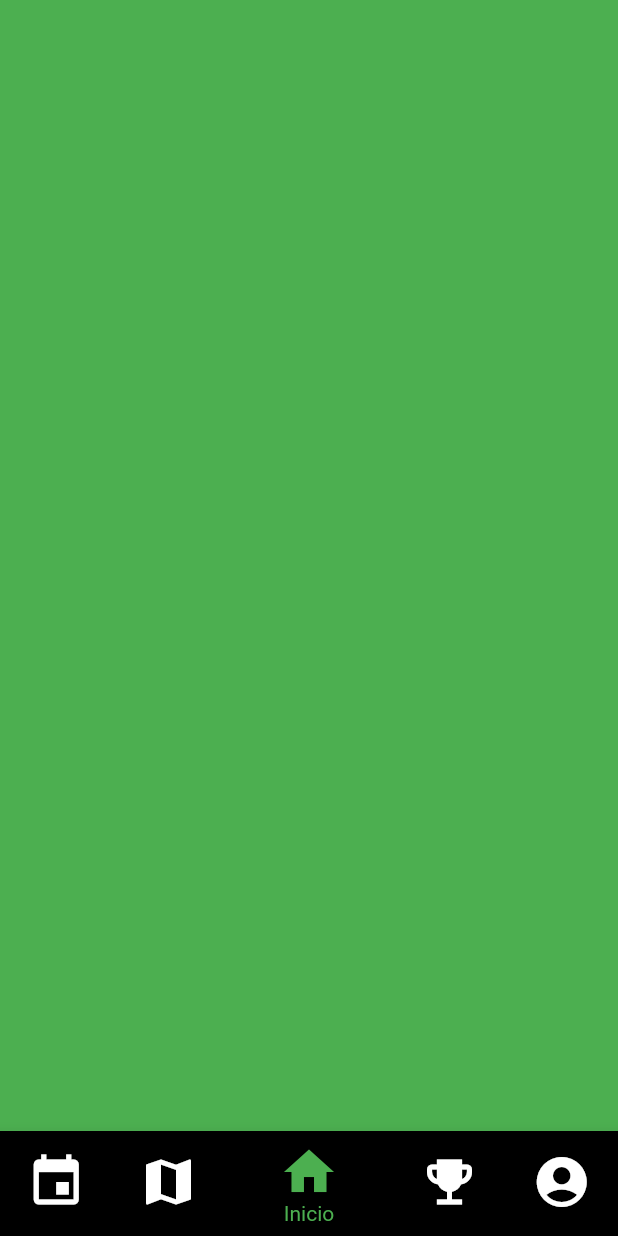
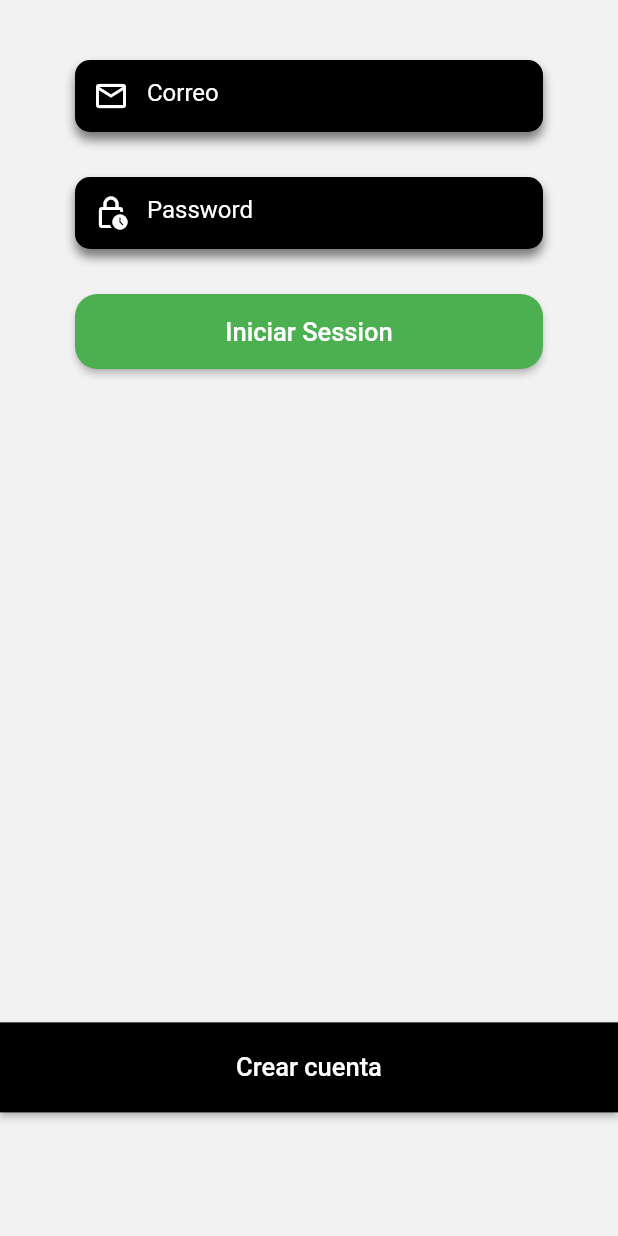
Before and after one commit to carlosnoe7/lobozoo, a Flutter app: the screen it shows after launch, on a phone screen of 412 x 824 dp. Run offline on Flutter 3.47's test engine with Material 2 defaults, Android fonts, the phone set to English and light mode, and no system bars; our stand-ins replace flutter_secure_storage.

Commit message:
terminando diseno de interfaz de login y registro

```diff
--- /dev/null
+++ b/lib/routes/routes.dart
@@ -0,0 +1,15 @@
+import 'package:flutter/material.dart';
+
+import 'package:lobozoo/screens/home.dart';
+import 'package:lobozoo/screens/login_page.dart';
+import 'package:lobozoo/screens/register_page.dart';
+
+
+final  Map<String, Widget Function(BuildContext)> appRoutes = {
+    // ? Nombre de ruta
+                  // ? BuildContext
+                            // ? nos retornara esta pagina
+ 'login'     : ( _ ) => LoginPage(),
+ 'home' : ( _ ) => Home(),
+ 'register': ( _ ) => RegisterPage(),
+};
--- a/lib/screens/home.dart
+++ b/lib/screens/home.dart
@@ -31,7 +31,7 @@ class _HomeState extends State {
         currentIndex: _currentIndex,
         selectedItemColor: Colors.green,
         iconSize: 40,
-        items: [
+        items: const [
           BottomNavigationBarItem(
             icon: Icon(Icons.event),
             label: 'Eventos',
--- /dev/null
+++ b/lib/screens/login_page.dart
@@ -0,0 +1,129 @@
+import 'package:flutter/cupertino.dart';
+import 'package:flutter/material.dart';
+
+import 'package:lobozoo/routes/routes.dart';
+
+import 'package:lobozoo/widgets/Custom_input.dart';
+import 'package:lobozoo/widgets/boton.dart';
+
+class LoginPage extends StatelessWidget {
+  @override
+  Widget build(BuildContext context) {
+    return Scaffold(
+      // ? fondo de colo de la pantalla
+      backgroundColor: const Color(0xffF2F2F2),
+      body: SafeArea(
+          // ? con esto podemos hacer scroll pero lo que esta adentro se junta
+          child: SingleChildScrollView(
+        // ? pone una animacion como tipo rebote cuando haces el scroll hasta arriba
+        physics: const BouncingScrollPhysics(),
+        child: Container(
+          // ! Aqui solucionamos el problema que teniamos cuando hacemos que la
+          // ! pantalla se veia muy apretada, encerrando nuestra columna en un container
+          // ! y poniendo el heigt que cubra el 90% de la pantalla
+          height: MediaQuery.of(context).size.height * 0.9,
+          // ? como vamos a mostrar lo que es la imagen y los inputs necesitamos ponerlo en columnas
+          child: Column(
+            // ? ponemos que se separen de maera vertical entre cad uno de ellos
+            mainAxisAlignment: MainAxisAlignment.spaceBetween,
+            // ? para tener un codigo mas limpio ponemos un metodo que nos haga referencia a los metodos
+            children: <Widget>[
+              _Form(),
+              SizedBox(
+                  width: double.infinity,
+                  height: 60,
+                  child: BotonAzul(
+                    color: Colors.black,
+                    borde: 0,
+                    text: 'Crear cuenta',
+                    isNull: false,
+                    onPressed: () {
+                      Navigator.pushNamed(context, 'register');
+                    },
+                  )),
+            ],
+          ),
+        ),
+      )),
+    );
+  }
+}
+
+// ? metodo que contendra el formulario
+class _Form extends StatefulWidget {
+  @override
+  __FormState createState() => __FormState();
+}
+
+class __FormState extends State<_Form> {
+  final emailCtrl = TextEditingController();
+  final passCtrl = TextEditingController();
+
+  @override
+  Widget build(BuildContext context) {
+    // ! quitamos ek build porque aqui ya se podra redibujar si esta propiedad
+    // ! para poder obtener los servicios tenemos que extablecerlos en el main
+    //final authService   = Provider.of<AuthService>( context );
+
+    return Container(
+      margin: const EdgeInsets.only(top: 40),
+      // ? que use lo mismo en toda la parte horizontal de unos 50
+      padding: const EdgeInsets.symmetric(horizontal: 50),
+      child: Column(
+        children: <Widget>[
+          CustomInput(
+            icon: Icons.mail_outline,
+            placeholder: 'Correo',
+            keywordType: TextInputType.emailAddress,
+            textControler: emailCtrl,
+          ),
+          CustomInput(
+            icon: Icons.lock_clock_outlined,
+            placeholder: 'Password',
+            textControler: passCtrl,
+            isPassword: true,
+          ),
+          BotonAzul(
+              color: Colors.green,
+              text: 'Iniciar Session',
+              borde: 15,
+              // ? aqui como ya tenemos nuestro servicio, variable y lo estamos llamando
+              //? entonces le pasamos la validacion para saber si se esta autenticando
+              //? y asi deshabilitamos el boton
+              isNull: false,
+              onPressed: () async {
+                // ? quitamos el foco de donde sea que este por ahora y ocultamos el teclado
+                FocusScope.of(context).unfocus();
+                print(emailCtrl.text);
+                print(passCtrl.text);
+                // ? podemos poner aqui nuestro servicio como es una funcion o tambien en
+                // ? la parte de arriba abajo del build
+                // // ? mandamos a llamar el servicio
+                // // ? of(context) para hacer la referencia al arbol de widgets
+                // // ! ponemos el listen en false porquesino entonces intentaria redibujar nuestro widget
+                // final authService = Provider.of<AuthService>(context, listen: false);
+                // ? Aqui ya estamos mandando la info de el servicios
+                //? el trim es para asegurarnos que no van espacios en blanco
+//              final loginOk = await authService.login(emailCtrl.text.trim(), passCtrl.text.trim());
+
+                // if ( loginOk ) {
+                //   // ? Navegar a la pantalla
+                //   socketService.connect();
+                //   // ! Se le pone pushreplace... para que ya no pueda regresar a esta pantalla
+                //     // ! pues ya esta logeado
+                //   // ? conectar a nuestro socket server
+                Navigator.pushReplacementNamed(context, 'home');
+                // } else{
+                //   // ? mostrar alerta
+                //    mostrarAlerta(
+                //      context,
+                //      'Login incorrecto',
+                //      'Favor de verificar los datos'
+                //   );
+                // }
+              })
+        ],
+      ),
+    );
+  }
+}
--- /dev/null
+++ b/lib/widgets/Custom_input.dart
@@ -0,0 +1,79 @@
+import 'package:flutter/material.dart';
+
+class CustomInput extends StatelessWidget {
+
+  // ? Lo que estaremos recibiendo para ponerselo al boton
+  // ? el icono
+  final IconData icon;
+  // ? placeholder
+  final String placeholder;
+  // ? Obtener el valor de la caja de texto actual
+  final TextEditingController textControler;
+  // ? que es lo que se llenara, que tipo Ej, un email, number etc
+  final TextInputType keywordType;
+  // ? si es una contraseña
+  final bool isPassword;
+
+  const CustomInput({
+    // ? si se ocupa la referencia de este
+    Key? key,
+    required this.icon,
+    required this.placeholder,
+    required this.textControler,
+    this.keywordType = TextInputType.text ,
+    this.isPassword = false
+  }) : super(key: key);
+
+  @override
+  Widget build(BuildContext context) {
+    return Container(
+      // ? Modificar que al momento de llenarse el texto quede pegado al final del input
+      // padding: EdgeInsets.only( top: 0, left: 0, bottom: 0, right: 0),
+      // ? separacion de margen con otros widgets
+      margin: EdgeInsets.only(bottom: 30),
+      decoration: BoxDecoration(
+        color: Colors.black,
+        borderRadius: BorderRadius.circular(10),
+        // ? para la sombra que aparece atras
+        boxShadow: <BoxShadow>[
+          BoxShadow(
+            color: Colors.black.withOpacity( 0.5 ),
+            // ? Mover la sombra
+            offset: Offset(0,5),
+            // ? como un difuminado
+            blurRadius: 5
+          )
+        ]
+      ),
+      child: TextField(
+        // ? valor del input
+        controller: this.textControler,
+        // ? que no autocomplete
+        autocorrect: false,
+        // ? para decir que es lo que meteran
+        keyboardType: this.keywordType,
+        cursorColor: Colors.white,
+        // ? para ponerlo como si fuera una contraseña
+        obscureText: this.isPassword,
+        // ? decoracion el input
+        decoration: InputDecoration(
+          hintStyle: TextStyle(
+            color: Colors.white
+          ),
+          // ? icono en el principio
+          prefixIcon: Icon(this.icon, color: Colors.white,),
+          // ? quitar la linea de abajo
+          focusedBorder: InputBorder.none,
+          // ? quitar la otra linea aunque no este seleccionado
+          border: InputBorder.none,
+          // ? como un placeholder, lo que pondra por defecto en el boton
+          hintText: this.placeholder,
+          fillColor: Colors.white,
+        ),
+        style: TextStyle(
+          color: Colors.white
+        ),
+      ),
+    );
+  }
+}
--- /dev/null
+++ b/lib/widgets/boton.dart
@@ -0,0 +1,49 @@
+import 'package:flutter/material.dart';
+import 'package:flutter_secure_storage/flutter_secure_storage.dart';
+
+class BotonAzul extends StatelessWidget {
+  final String text;
+  final Function onPressed;
+  final bool isNull;
+  final Color color;
+  final double borde;
+
+  const BotonAzul({
+    Key? key,
+    required this.text,
+    required this.onPressed,
+    required this.isNull,
+    required this.color,
+    required this.borde,
+  }) : super(key: key);
+
+  @override
+  Widget build(BuildContext context) {
+    // ? es el boton azul
+    return ElevatedButton(
+      style: ElevatedButton.styleFrom(
+        primary: this.color,
+        shape: RoundedRectangleBorder(
+          borderRadius: BorderRadius.circular(this.borde),
+        ),
+      ),
+      onPressed: this.isNull
+          ? null
+          : () {
+              this.onPressed();
+            },
+      // ? para ponerle borde redondeado
+      // shape: StadiumBorder(),
+      child: Container(
+        // ? para que obtenga todo el ancho posible
+        width: double.infinity,
+        // ? para que este mas alto el boton
+        height: 50,
+        //  color: ,
+        child: Center(
+            child: Text(this.text,
+                style: TextStyle(color: Colors.white, fontSize: 17))),
+      ),
+    );
+  }
+}
--- a/lib/widgets/main.dart
+++ b/lib/widgets/main.dart
@@ -1,5 +1,8 @@
 import 'package:flutter/material.dart';
-import 'package:lobozoo/screens/home.dart';
+import 'package:flutter/services.dart';
+import 'package:lobozoo/routes/routes.dart';
+// import 'package:lobozoo/screens/login_page.dart';
+// import 'package:lobozoo/screens/home.dart';
 
 void main() => runApp(Lobozoo());
 
@@ -9,9 +12,14 @@ class Lobozoo extends StatelessWidget {
 
   @override
   Widget build(BuildContext context) {
+    SystemChrome.setSystemUIOverlayStyle(SystemUiOverlayStyle(
+      statusBarColor: Colors.black,
+    ));
     return MaterialApp(
       title: 'Lobozoo',
-      home: Home(),
+      // home: Home(),
+      initialRoute: 'login',
+      routes: appRoutes,
     );
   }
 }
--- a/pubspec.yaml
+++ b/pubspec.yaml
@@ -18,7 +18,7 @@ publish_to: 'none' # Remove this line if you wish to publish to pub.dev
 version: 1.0.0+1
 
 environment:
-  sdk: ">=2.12.0 <3.0.0"
+  sdk: '>=2.12.0 <3.0.0'
 
 # Dependencies specify other packages that your package needs in order to work.
 # To automatically upgrade your package dependencies to the latest versions
@@ -30,10 +30,10 @@ dependencies:
   flutter:
     sdk: flutter
 
-
   # The following adds the Cupertino Icons font to your application.
   # Use with the CupertinoIcons class for iOS style icons.
   cupertino_icons: ^1.0.2
+  flutter_secure_storage: ^4.2.0
 
 dev_dependencies:
   flutter_test:
@@ -51,7 +51,6 @@ dev_dependencies:
 
 # The following section is specific to Flutter.
 flutter:
-
   # The following line ensures that the Material Icons font is
   # included with your application, so that you can use the icons in
   # the material Icons class.
```
Also changed, not shown: lib/screens/register_page.dart (added, +119 -0 lines), lib/widgets/labels.dart (added, +38 -0 lines), pubspec.lock, 1 other file.
